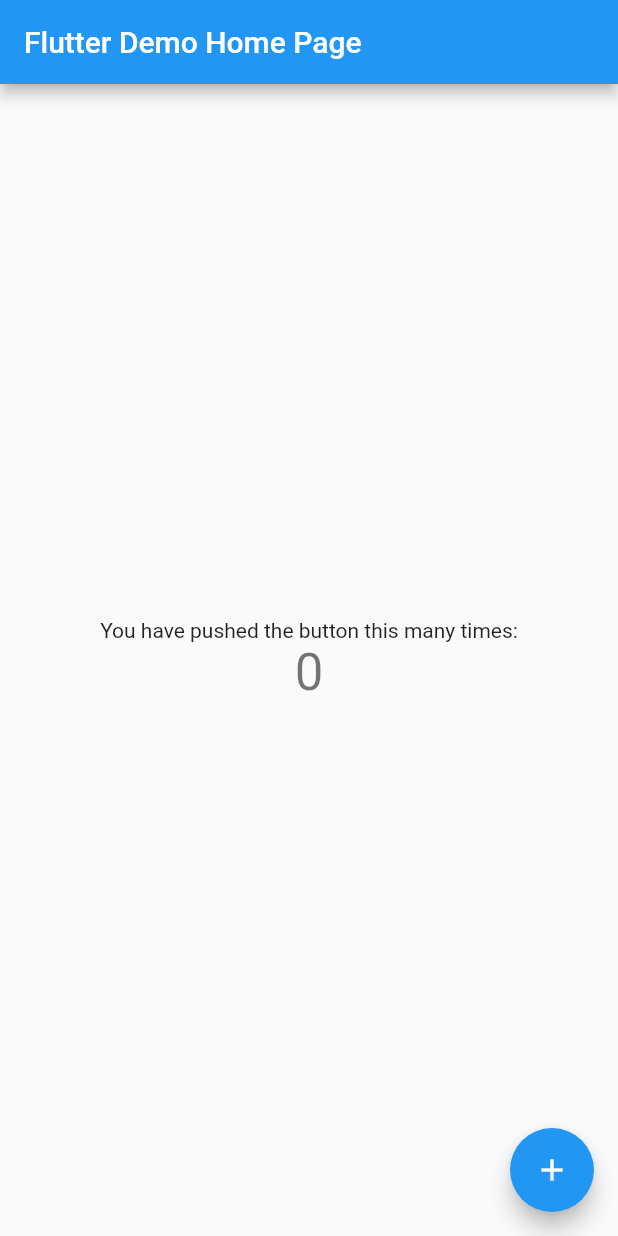
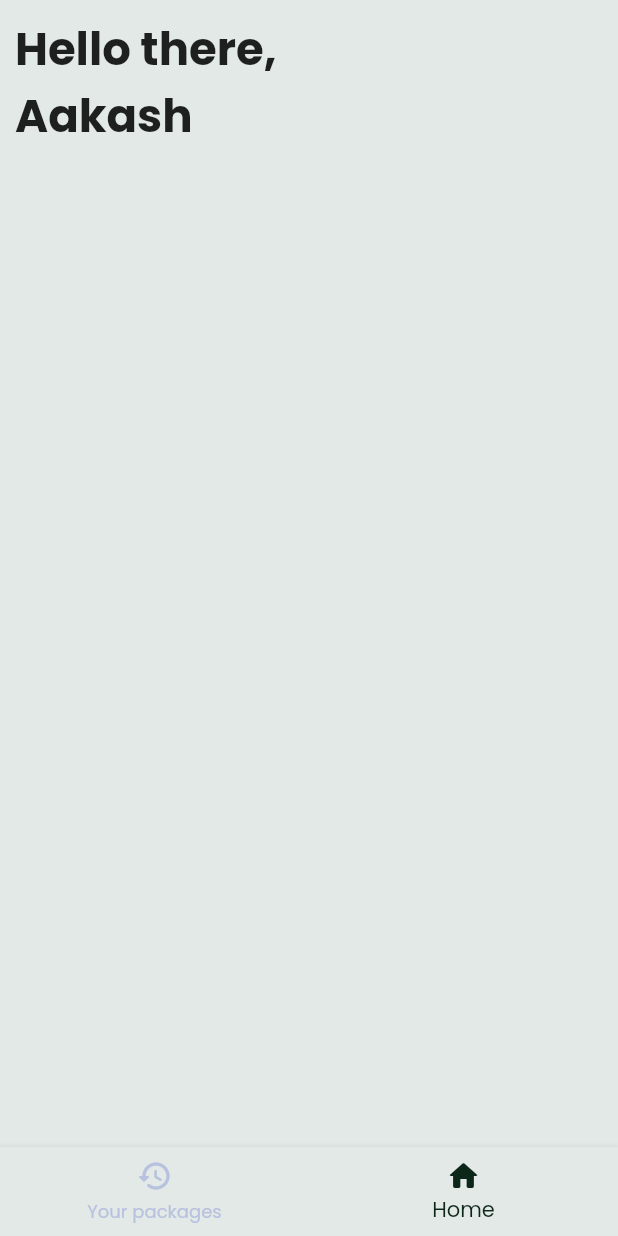
Before and after one commit to aakashpothepalli/Team_EDITH, a Flutter app: the screen it shows after launch, on a phone screen of 412 x 824 dp. Run offline on Flutter 3.47's test engine with Material 2 defaults, Android fonts, the light colour scheme and no system bars; our stand-ins replace google_fonts.

Commit message:
Sets up theme, palette, app structure and utils

```diff
--- /dev/null
+++ b/swasth/lib/app.dart
@@ -0,0 +1,62 @@
+import 'package:flutter/material.dart';
+import 'package:swasth/modules/general/navigationbar.dart';
+import 'package:swasth/modules/tourist/shop.dart';
+import 'package:swasth/modules/tourist/yourpackages.dart';
+
+class App extends StatefulWidget {
+  App({Key key}) : super(key: key);
+
+  @override
+  _AppState createState() => _AppState();
+}
+
+class _AppState extends State<App> with SingleTickerProviderStateMixin {
+  TabController _tabController;
+
+  @override
+  void initState() {
+    _tabController = new TabController(length: 2, vsync: this, initialIndex: 1);
+    super.initState();
+  }
+
+  void _selectTab(int _index) {
+    setState(() {
+      _tabController.index = _index;
+    });
+    print(_tabController.index);
+  }
+
+  @override
+  Widget build(BuildContext context) {
+    return Scaffold(
+      // appBar: AppBar(
+      //   backgroundColor: Palette.AppBarBackground,
+      //   title: Text('Swasth'),
+      //   elevation: 5.0,
+      //   actions: [
+      //     IconButton(
+      //         onPressed: () => Navigator.pushNamed(context, ),
+      //         icon: Icon(Icons.info)),
+      //     IconButton(
+      //       icon: Icon(Icons.person_rounded),
+      //       onPressed: () => Navigator.pushNamed(context, PROFILE_PAGE),
+      //     ),
+      //   ],
+      // ),
+      body: _buildBody(),
+      bottomNavigationBar:
+          NavigationBar(onTap: _selectTab, currentIndex: _tabController.index),
+    );
+  }
+
+  Widget _buildBody() {
+    return TabBarView(
+      controller: _tabController,
+      physics: NeverScrollableScrollPhysics(),
+      children: [
+        YourPackages(),
+        Shop(),
+      ],
+    );
+  }
+}
--- a/swasth/lib/main.dart
+++ b/swasth/lib/main.dart
@@ -1,113 +1,144 @@
 import 'package:flutter/material.dart';
+import 'package:google_fonts/google_fonts.dart';
+// import 'package:provider/provider.dart';
+import 'package:swasth/app.dart';
+import 'package:swasth/utils/router.dart';
+import 'package:swasth/utils/themeconfig.dart';
 
-void main() {
-  runApp(MyApp());
+void main() async {
+  WidgetsFlutterBinding.ensureInitialized();
+  // createLocator();
+  runApp(
+    MyApp(),
+  );
 }
 
 class MyApp extends StatelessWidget {
-  // This widget is the root of your application.
   @override
   Widget build(BuildContext context) {
     return MaterialApp(
-      title: 'Flutter Demo',
+      title: 'Swasth',
+      debugShowCheckedModeBanner: false,
+      // initialRoute: '/',
+      home: App(),
+      // home: Playground(),
       theme: ThemeData(
-        // This is the theme of your application.
-        //
-        // Try running your application with "flutter run". You'll see the
-        // application has a blue toolbar. Then, without quitting the app, try
-        // changing the primarySwatch below to Colors.green and then invoke
-        // "hot reload" (press "r" in the console where you ran "flutter run",
-        // or simply save your changes to "hot reload" in a Flutter IDE).
-        // Notice that the counter didn't reset back to zero; the application
-        // is not restarted.
-        primarySwatch: Colors.blue,
-      ),
-      home: MyHomePage(title: 'Flutter Demo Home Page'),
+          textTheme: GoogleFonts.poppinsTextTheme(),
+          primaryColor: Palette.lightergreen //TODO: CHOSE FONT
+          ),
+      onGenerateRoute: RouterWidget.generateRoute,
     );
   }
 }
 
-class MyHomePage extends StatefulWidget {
-  MyHomePage({Key key, this.title}) : super(key: key);
+// void main() {
+//   runApp(MyApp());
+// }
 
-  // This widget is the home page of your application. It is stateful, meaning
-  // that it has a State object (defined below) that contains fields that affect
-  // how it looks.
+// class MyApp extends StatelessWidget {
+//   // This widget is the root of your application.
+//   @override
+//   Widget build(BuildContext context) {
+//     return MaterialApp(
+//       title: 'Flutter Demo',
+//       theme: ThemeData(
+//         // This is the theme of your application.
+//         //
+//         // Try running your application with "flutter run". You'll see the
+//         // application has a blue toolbar. Then, without quitting the app, try
+//         // changing the primarySwatch below to Colors.green and then invoke
+//         // "hot reload" (press "r" in the console where you ran "flutter run",
+//         // or simply save your changes to "hot reload" in a Flutter IDE).
+//         // Notice that the counter didn't reset back to zero; the application
+//         // is not restarted.
+//         primarySwatch: Colors.blue,
+//       ),
+//       home: MyHomePage(title: 'Flutter Demo Home Page'),
+//     );
+//   }
+// }
 
-  // This class is the configuration for the state. It holds the values (in this
-  // case the title) provided by the parent (in this case the App widget) and
-  // used by the build method of the State. Fields in a Widget subclass are
-  // always marked "final".
+// class MyHomePage extends StatefulWidget {
+//   MyHomePage({Key key, this.title}) : super(key: key);
 
-  final String title;
+//   // This widget is the home page of your application. It is stateful, meaning
+//   // that it has a State object (defined below) that contains fields that affect
+//   // how it looks.
 
-  @override
-  _MyHomePageState createState() => _MyHomePageState();
-}
+//   // This class is the configuration for the state. It holds the values (in this
+//   // case the title) provided by the parent (in this case the App widget) and
+//   // used by the build method of the State. Fields in a Widget subclass are
+//   // always marked "final".
 
-class _MyHomePageState extends State<MyHomePage> {
-  int _counter = 0;
+//   final String title;
 
-  void _incrementCounter() {
-    setState(() {
-      // This call to setState tells the Flutter framework that something has
-      // changed in this State, which causes it to rerun the build method below
-      // so that the display can reflect the updated values. If we changed
-      // _counter without calling setState(), then the build method would not be
-      // called again, and so nothing would appear to happen.
-      _counter++;
-    });
-  }
+//   @override
+//   _MyHomePageState createState() => _MyHomePageState();
+// }
 
-  @override
-  Widget build(BuildContext context) {
-    // This method is rerun every time setState is called, for instance as done
-    // by the _incrementCounter method above.
-    //
-    // The Flutter framework has been optimized to make rerunning build methods
-    // fast, so that you can just rebuild anything that needs updating rather
-    // than having to individually change instances of widgets.
-    return Scaffold(
-      appBar: AppBar(
-        // Here we take the value from the MyHomePage object that was created by
-        // the App.build method, and use it to set our appbar title.
-        title: Text(widget.title),
-      ),
-      body: Center(
-        // Center is a layout widget. It takes a single child and positions it
-        // in the middle of the parent.
-        child: Column(
-          // Column is also a layout widget. It takes a list of children and
-          // arranges them vertically. By default, it sizes itself to fit its
-          // children horizontally, and tries to be as tall as its parent.
-          //
-          // Invoke "debug painting" (press "p" in the console, choose the
-          // "Toggle Debug Paint" action from the Flutter Inspector in Android
-          // Studio, or the "Toggle Debug Paint" command in Visual Studio Code)
-          // to see the wireframe for each widget.
-          //
-          // Column has various properties to control how it sizes itself and
-          // how it positions its children. Here we use mainAxisAlignment to
-          // center the children vertically; the main axis here is the vertical
-          // axis because Columns are vertical (the cross axis would be
-          // horizontal).
-          mainAxisAlignment: MainAxisAlignment.center,
-          children: <Widget>[
-            Text(
-              'You have pushed the button this many times:',
-            ),
-            Text(
-              '$_counter',
-              style: Theme.of(context).textTheme.headline4,
-            ),
-          ],
-        ),
-      ),
-      floatingActionButton: FloatingActionButton(
-        onPressed: _incrementCounter,
-        tooltip: 'Increment',
-        child: Icon(Icons.add),
-      ), // This trailing comma makes auto-formatting nicer for build methods.
-    );
-  }
-}
+// class _MyHomePageState extends State<MyHomePage> {
+//   int _counter = 0;
+
+//   void _incrementCounter() {
+//     setState(() {
+//       // This call to setState tells the Flutter framework that something has
+//       // changed in this State, which causes it to rerun the build method below
+//       // so that the display can reflect the updated values. If we changed
+//       // _counter without calling setState(), then the build method would not be
+//       // called again, and so nothing would appear to happen.
+//       _counter++;
+//     });
+//   }
+
+//   @override
+//   Widget build(BuildContext context) {
+//     // This method is rerun every time setState is called, for instance as done
+//     // by the _incrementCounter method above.
+//     //
+//     // The Flutter framework has been optimized to make rerunning build methods
+//     // fast, so that you can just rebuild anything that needs updating rather
+//     // than having to individually change instances of widgets.
+//     return Scaffold(
+//       appBar: AppBar(
+//         // Here we take the value from the MyHomePage object that was created by
+//         // the App.build method, and use it to set our appbar title.
+//         title: Text(widget.title),
+//       ),
+//       body: Center(
+//         // Center is a layout widget. It takes a single child and positions it
+//         // in the middle of the parent.
+//         child: Column(
+//           // Column is also a layout widget. It takes a list of children and
+//           // arranges them vertically. By default, it sizes itself to fit its
+//           // children horizontally, and tries to be as tall as its parent.
+//           //
+//           // Invoke "debug painting" (press "p" in the console, choose the
+//           // "Toggle Debug Paint" action from the Flutter Inspector in Android
+//           // Studio, or the "Toggle Debug Paint" command in Visual Studio Code)
+//           // to see the wireframe for each widget.
+//           //
+//           // Column has various properties to control how it sizes itself and
+//           // how it positions its children. Here we use mainAxisAlignment to
+//           // center the children vertically; the main axis here is the vertical
+//           // axis because Columns are vertical (the cross axis would be
+//           // horizontal).
+//           mainAxisAlignment: MainAxisAlignment.center,
+//           children: <Widget>[
+//             Text(
+//               'You have pushed the button this many times:',
+//             ),
+//             Text(
+//               '$_counter',
+//               style: Theme.of(context).textTheme.headline4,
+//             ),
+//           ],
+//         ),
+//       ),
+//       floatingActionButton: FloatingActionButton(
+//         onPressed: _incrementCounter,
+//         tooltip: 'Increment',
+//         child: Icon(Icons.add),
+//       ), // This trailing comma makes auto-formatting nicer for build methods.
+//     );
+//   }
+// }
--- /dev/null
+++ b/swasth/lib/modules/general/navigationbar.dart
@@ -0,0 +1,36 @@
+import 'package:flutter/material.dart';
+import 'package:swasth/utils/themeconfig.dart';
+
+class NavigationBar extends StatelessWidget {
+  final Function(int) onTap;
+
+  final int currentIndex;
+
+  const NavigationBar({
+    Key key,
+    @required this.onTap,
+    @required this.currentIndex,
+  }) : super(key: key);
+
+  @override
+  Widget build(BuildContext context) {
+    return BottomNavigationBar(
+      backgroundColor: Palette.lightgray,
+      selectedItemColor: Palette.darkblue,
+      unselectedItemColor: Palette.gray,
+      onTap: onTap,
+      currentIndex: currentIndex,
+      elevation: 5,
+      items: <BottomNavigationBarItem>[
+        BottomNavigationBarItem(
+          icon: const Icon(Icons.history_rounded),
+          label: "Your packages",
+        ),
+        BottomNavigationBarItem(
+          icon: const Icon(Icons.home_rounded),
+          label: "Home",
+        ),
+      ],
+    );
+  }
+}
--- /dev/null
+++ b/swasth/lib/modules/tourist/shop.dart
@@ -0,0 +1,28 @@
+import 'package:flutter/material.dart';
+import 'package:swasth/utils/themeconfig.dart';
+
+class Shop extends StatefulWidget {
+  const Shop({Key key}) : super(key: key);
+
+  @override
+  _ShopState createState() => _ShopState();
+}
+
+class _ShopState extends State<Shop> {
+  @override
+  Widget build(BuildContext context) {
+    return Container(
+      padding: EdgeInsets.all(10),
+      color: Palette.lightgray,
+      child: Column(
+        crossAxisAlignment: CrossAxisAlignment.start,
+        children: [
+          Text(
+            'Hello there,\nAakash',
+            style: TextStyle(fontSize: 30, fontWeight: FontWeight.bold),
+          )
+        ],
+      ),
+    );
+  }
+}
--- /dev/null
+++ b/swasth/lib/modules/tourist/yourpackages.dart
@@ -0,0 +1,18 @@
+import 'package:flutter/material.dart';
+import 'package:swasth/utils/themeconfig.dart';
+
+class YourPackages extends StatefulWidget {
+  const YourPackages({Key key}) : super(key: key);
+
+  @override
+  _YourPackagesState createState() => _YourPackagesState();
+}
+
+class _YourPackagesState extends State<YourPackages> {
+  @override
+  Widget build(BuildContext context) {
+    return Container(
+      color: Palette.lightgray,
+    );
+  }
+}
--- /dev/null
+++ b/swasth/lib/utils/router.dart
@@ -0,0 +1,56 @@
+import 'package:flutter/material.dart';
+import 'package:swasth/app.dart';
+import 'package:swasth/modules/tourist/yourpackages.dart';
+
+const HOME_PAGE = '/home';
+const YOUR_PACKAGES = '/yourpackages';
+
+class RouterWidget {
+  static Route<dynamic> generateRoute(RouteSettings settings) {
+    final args = settings.arguments;
+
+    switch (settings.name) {
+      //uncomment and import screens as they are created
+      // case '/':
+      // return CustomRoute(page: Root());
+      case HOME_PAGE:
+        return CustomRoute(page: App());
+
+      case YOUR_PACKAGES:
+        return CustomRoute(page: YourPackages());
+
+      default:
+        print("Page doesn't exist");
+    }
+  }
+}
+
+class CustomRoute extends PageRouteBuilder {
+  final Widget page;
+
+  CustomRoute({
+    @required this.page,
+  }) : super(
+          pageBuilder: (
+            BuildContext context,
+            Animation<double> animation,
+            Animation<double> secondaryAnimation,
+          ) =>
+              page,
+          transitionDuration: Duration(milliseconds: 250),
+          reverseTransitionDuration: Duration(milliseconds: 200),
+          transitionsBuilder: (
+            BuildContext context,
+            Animation<double> animation,
+            Animation<double> secondaryAnimation,
+            Widget child,
+          ) =>
+              SlideTransition(
+            position: Tween<Offset>(
+              begin: const Offset(1, 0),
+              end: Offset.zero,
+            ).animate(animation),
+            child: child,
+          ),
+        );
+}
--- /dev/null
+++ b/swasth/lib/utils/themeconfig.dart
@@ -0,0 +1,10 @@
+import 'package:flutter/material.dart';
+
+class Palette {
+  static const darkgreen = const Color(0xFF274937);
+  static const lightergreen = const Color(0xff678971);
+  static const lightestgreen = const Color(0xFFBAD1C7);
+  static const gray = const Color(0xFFB8C2DE);
+  static const darkblue = const Color(0xFF0D261A);
+  static const lightgray = const Color(0xFFE2E9E6);
+}
```
Also changed, not shown: swasth/pubspec.yaml (+7 -4 lines), swasth/pubspec.lock.
